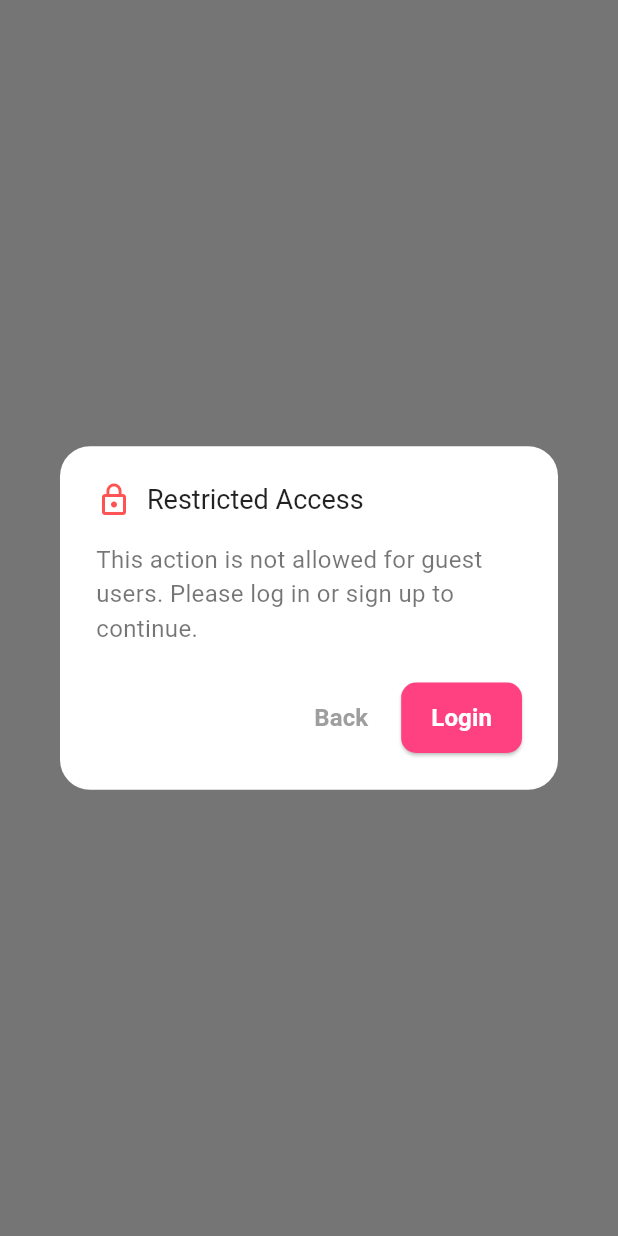
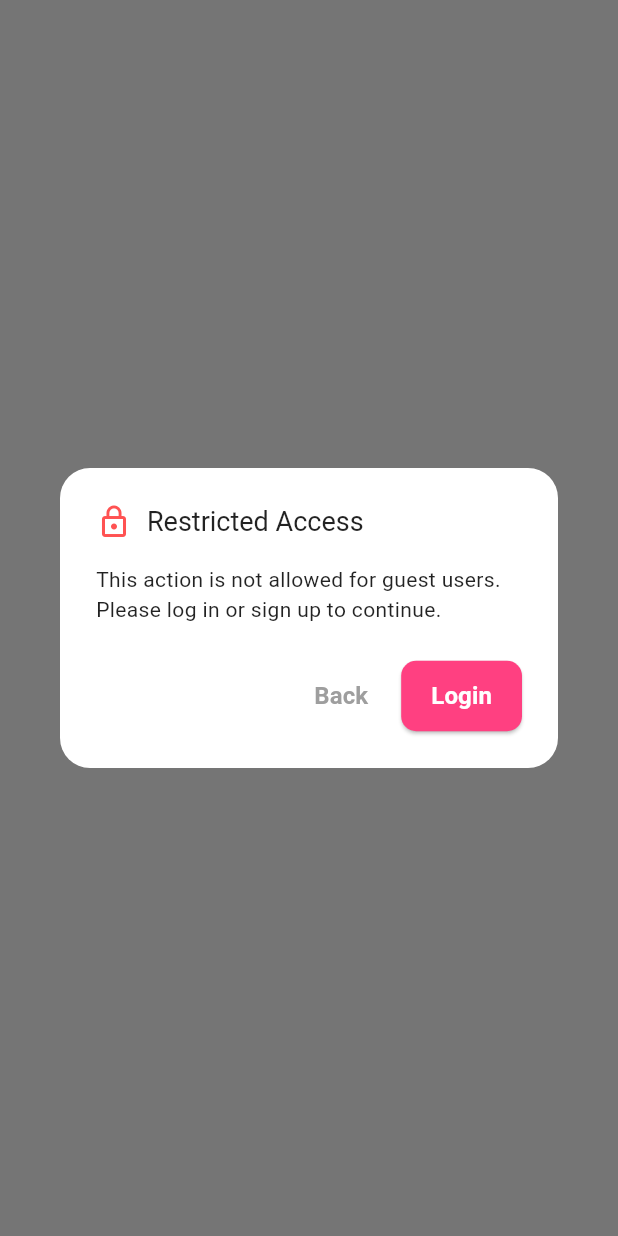
Before and after one commit to kareemHekal/flora_mart, a Flutter app: the screen it shows after launch, after a tap on "Guest", on a phone screen of 412 x 824 dp. Run offline on Flutter 3.47's test engine with Material 3 defaults, Android fonts, the phone set to English and light mode, and no system bars; our stand-ins replace dartz, dio, easy_localization, flutter_screenutil, fluttertoast, get_it and 2 more.

Commit message:
replace statics colors to colors themeing

```diff
--- a/lib/core/resuable_comp/dialogs.dart
+++ b/lib/core/resuable_comp/dialogs.dart
@@ -28,7 +28,7 @@ class Dialogs {
           ),
           content: Text(
             AppStrings.guestRestrictionMessage,
-            style: TextStyle(fontSize: 16),
+            style: TextStyle(color: Theme.of(context).colorScheme.secondary),
           ),
           actions: [
             TextButton(
@@ -45,10 +45,10 @@ class Dialogs {
                     context, RouteManager.loginScreen, (route) => false);
               },
               style: ElevatedButton.styleFrom(
-                backgroundColor: Colors.pinkAccent,
+                backgroundColor: Theme.of(context).primaryColor,
               ),
-              child:
-                  Text(AppStrings.login, style: TextStyle(color: Colors.white)),
+              child: Text(AppStrings.login,
+                  style: Theme.of(context).textTheme.labelLarge),
             ),
           ]),
     );
```
